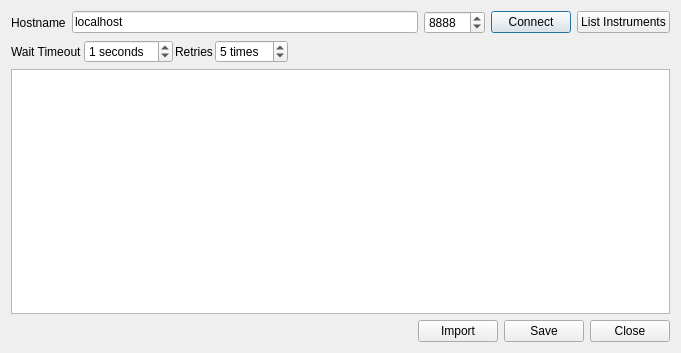
The window that oom/instruments/importbase.ui (ccherrett/oom) describes before a commit, drawn with Qt 5.
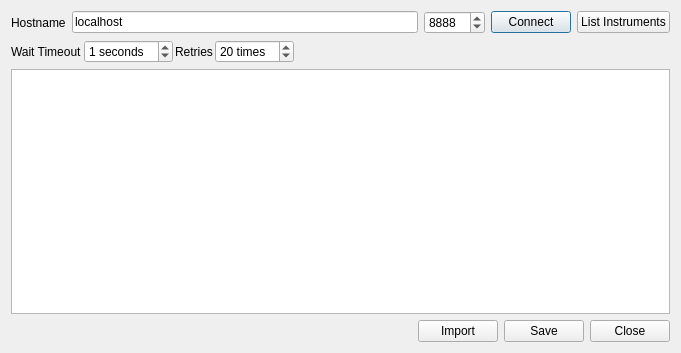
The same window after the commit.

Commit message: Bumped default retry to 20, added expression and modulation controller

Patch:
```diff
--- a/oom/instruments/importbase.ui
+++ b/oom/instruments/importbase.ui
@@ -145,13 +145,13 @@
         <string> times</string>
        </property>
        <property name="minimum">
-        <number>0</number>
+        <number>1</number>
        </property>
        <property name="maximum">
-        <number>60</number>
+        <number>100</number>
        </property>
        <property name="value">
-        <number>5</number>
+        <number>20</number>
        </property>
       </widget>
      </item>
```
The commit also changes 1 other file.
